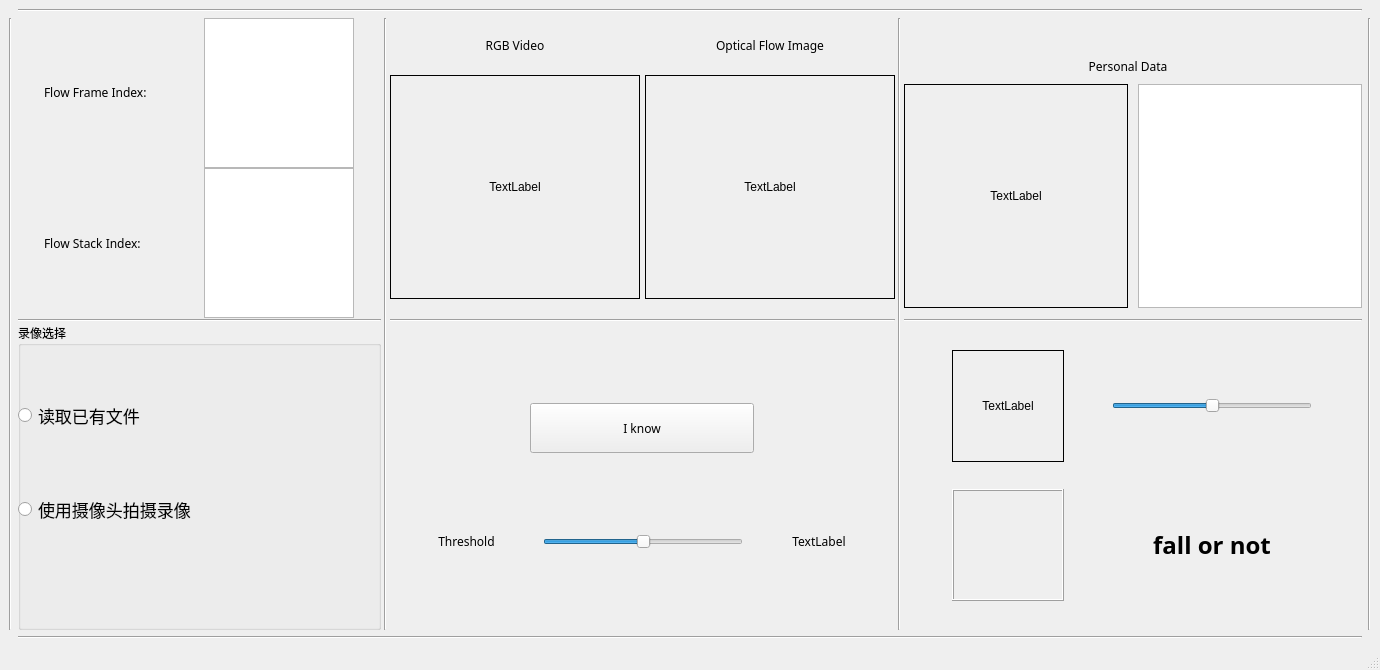
Qt form windows/MainWindow.ui (NeonHo/Nirvana_Fall_Detection_System) before a commit.
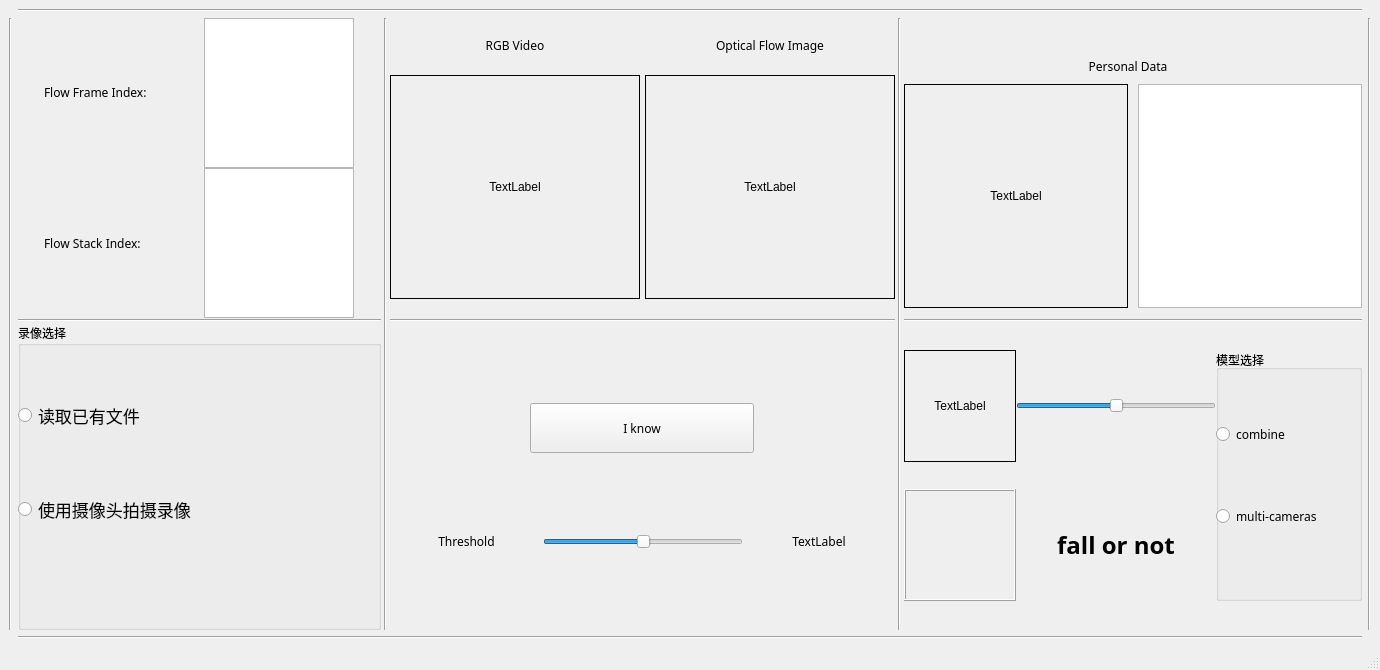
The same form after that commit.

What changed in the file:
```diff
--- a/windows/MainWindow.ui
+++ b/windows/MainWindow.ui
@@ -416,6 +416,49 @@
           </property>
          </widget>
         </item>
+        <item row="0" column="2" rowspan="2">
+         <widget class="QGroupBox" name="groupBox_2">
+          <property name="title">
+           <string>模型选择</string>
+          </property>
+          <widget class="QWidget" name="gridLayoutWidget_2">
+           <property name="geometry">
+            <rect>
+             <x>0</x>
+             <y>20</y>
+             <width>147</width>
+             <height>211</height>
+            </rect>
+           </property>
+           <layout class="QGridLayout" name="gridLayout_10">
+            <item row="0" column="0">
+             <widget class="QRadioButton" name="radioButton_3">
+              <property name="font">
+               <font>
+                <family>Arial Black</family>
+               </font>
+              </property>
+              <property name="text">
+               <string>combine</string>
+              </property>
+             </widget>
+            </item>
+            <item row="1" column="0">
+             <widget class="QRadioButton" name="radioButton_4">
+              <property name="font">
+               <font>
+                <family>Arial Black</family>
+               </font>
+              </property>
+              <property name="text">
+               <string>multi-cameras</string>
+              </property>
+             </widget>
+            </item>
+           </layout>
+          </widget>
+         </widget>
+        </item>
        </layout>
       </item>
       <item row="2" column="2">
```
Left out of the diff: 28 changed lines with no effect on the pictures.
